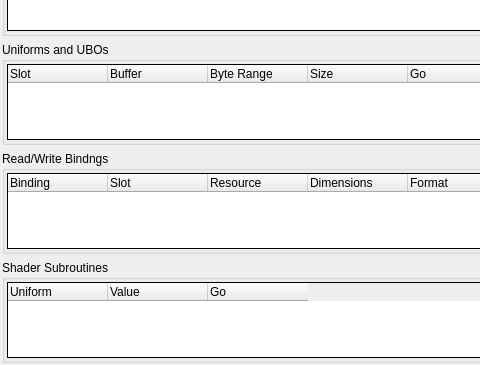
Above: qrenderdoc/Windows/PipelineState/GLPipelineStateViewer.ui from baldurk/renderdoc before the change; both pictures show x 0 to 480 and y 281 to 646 of the 1009 by 646 pixel window. Below: the same form after it.
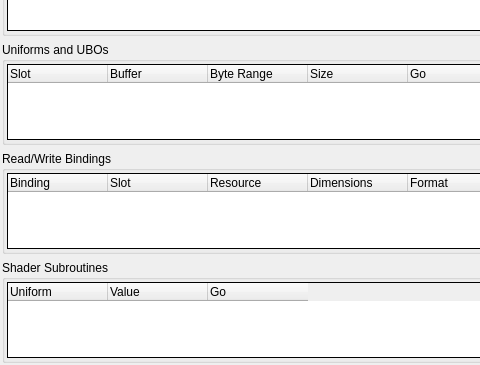
That is the form after the change. The open tabs and pages were chosen to show the change. Icons and pictures are not drawn. Custom widgets are drawn as their Qt base class.

Commit message: Fix a typo in groupbox name

What changed in the file:
```diff
--- a/qrenderdoc/Windows/PipelineState/GLPipelineStateViewer.ui
+++ b/qrenderdoc/Windows/PipelineState/GLPipelineStateViewer.ui
@@ -894,7 +894,7 @@
           </sizepolicy>
          </property>
          <property name="title">
-          <string>Read/Write Bindngs</string>
+          <string>Read/Write Bindings</string>
          </property>
          <layout class="QHBoxLayout" name="horizontalLayout_5">
           <property name="leftMargin">
```
Left out of the diff: 10 changed lines with no effect on the pictures.
